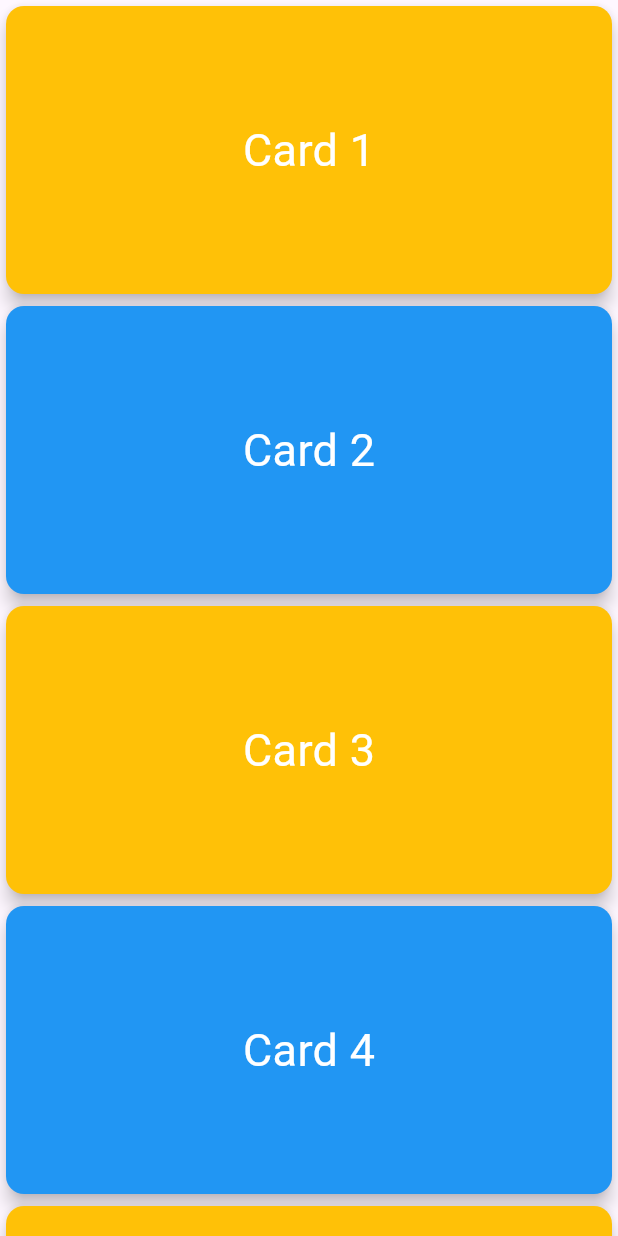
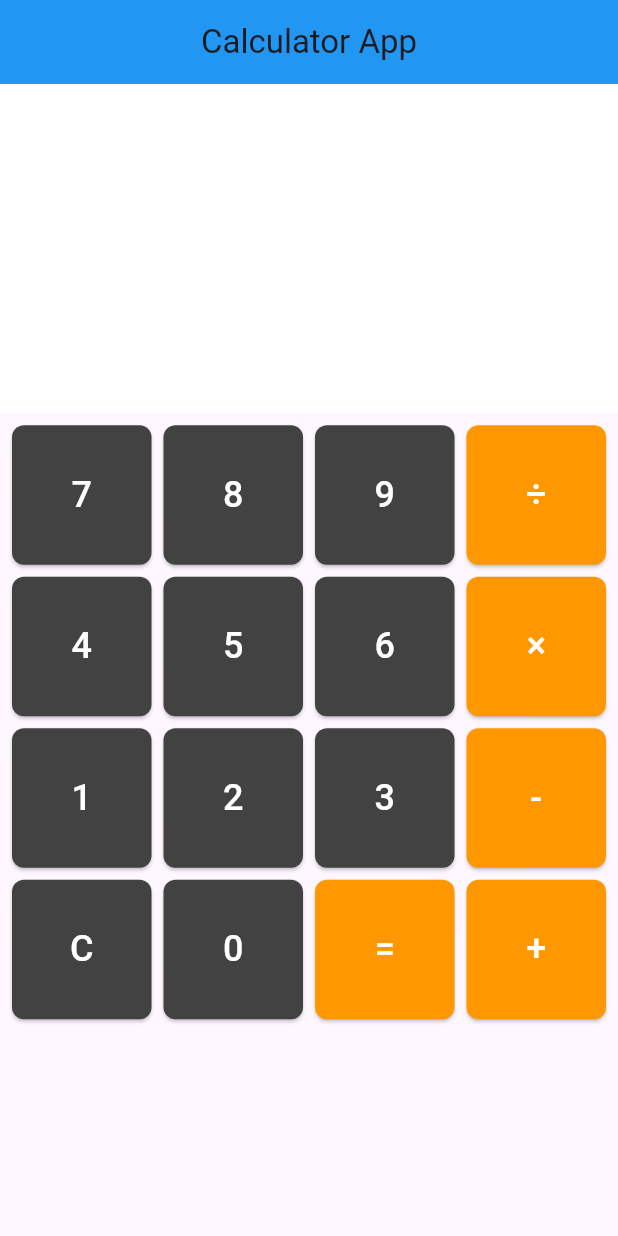
Before and after one commit to SworupTimalsina/ListView, a Flutter app: the screen it shows after launch, on a phone screen of 412 x 824 dp. Run offline on Flutter 3.47's test engine with Material 3 defaults, Android fonts, the phone set to English and light mode, and no system bars.

```diff
--- a/lib/main.dart
+++ b/lib/main.dart
@@ -1,4 +1,5 @@
 import 'package:flutter/material.dart';
+import 'package:listview_class/view/calculator_view.dart';
 import 'package:listview_class/view/card_view.dart';
 import 'package:listview_class/view/student_details_view.dart';
 import 'package:listview_class/view/student_output_view.dart';
@@ -10,7 +11,7 @@ void main() {
       debugShowCheckedModeBanner: false,
       initialRoute: '/',
       routes: {
-        '/': (context) => const CardView(),
+        '/': (context) => const CalculatorView(),
         '/output': (context) => const StudentOutputView(),
         '/details': (context) => const StudentSingleDetailView(),
       },
--- /dev/null
+++ b/lib/view/calculator_view.dart
@@ -0,0 +1,74 @@
+import 'package:flutter/material.dart';
+
+class CalculatorView extends StatelessWidget {
+  const CalculatorView({super.key});
+
+  @override
+  Widget build(BuildContext context) {
+    return Scaffold(
+      appBar: AppBar(
+        title: const Text("Calculator App"),
+        centerTitle: true,
+        backgroundColor: Colors.blue,
+      ),
+      body: Column(
+        children: [
+          // Display area
+          Expanded(
+            flex: 2,
+            child: Container(
+              color: Colors.white,
+              alignment: Alignment.bottomRight,
+              padding: const EdgeInsets.all(16),
+              child: const Text(
+                "0",
+                style: TextStyle(
+                  fontSize: 48,
+                  color: Colors.white,
+                ),
+              ),
+            ),
+          ),
+
+          // Buttons grid
+          Expanded(
+            flex: 5,
+            child: GridView.count(
+              padding: const EdgeInsets.all(8),
+              crossAxisCount: 4,
+              crossAxisSpacing: 8,
+              mainAxisSpacing: 8,
+              children: [
+                // Buttons
+                ...["7", "8", "9", "÷", "4", "5", "6", "×", "1", "2", "3", "-", "C", "0", "=", "+"].map(
+                      (label) => ElevatedButton(
+                    onPressed: () {
+                      // Placeholder action for button press
+                      print("Button $label pressed");
+                    },
+                    style: ElevatedButton.styleFrom(
+                      backgroundColor: _isOperator(label) ? Colors.orange : Colors.grey[800],
+                      foregroundColor: Colors.white,
+                      shape: RoundedRectangleBorder(
+                        borderRadius: BorderRadius.circular(8),
+                      ),
+                    ),
+                    child: Text(
+                      label,
+                      style: const TextStyle(fontSize: 24),
+                    ),
+                  ),
+                ),
+              ],
+            ),
+          ),
+        ],
+      ),
+    );
+  }
+
+  // Helper function to style operator buttons
+  bool _isOperator(String label) {
+    return ["÷", "×", "-", "+", "="].contains(label);
+  }
+}
```
